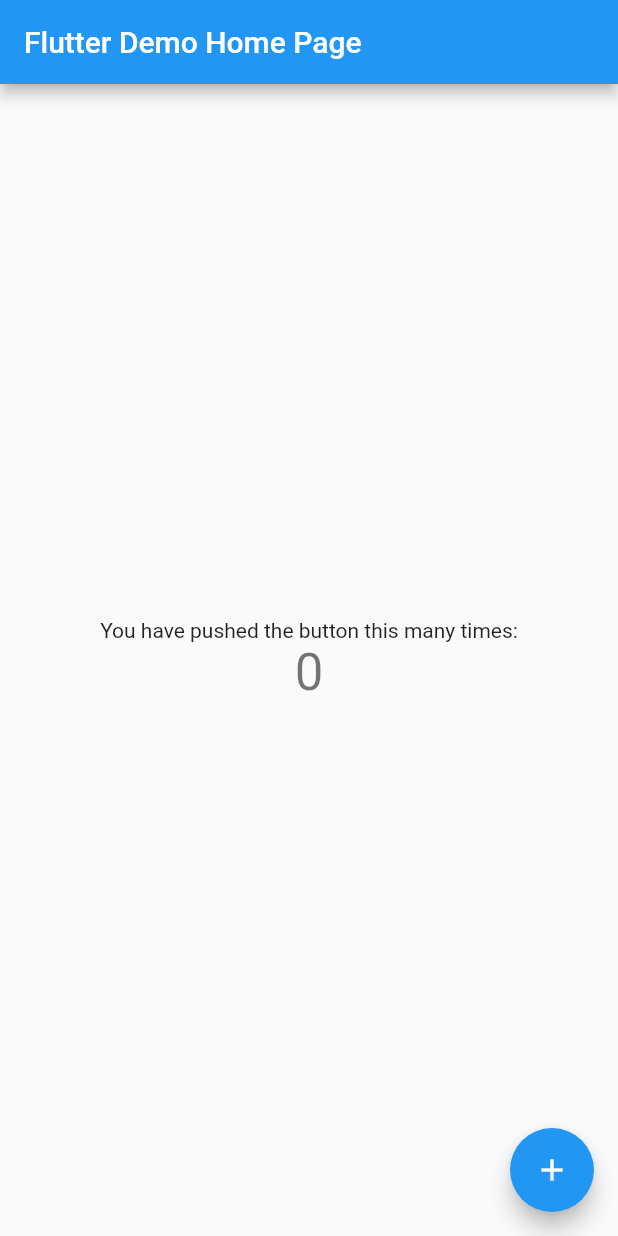
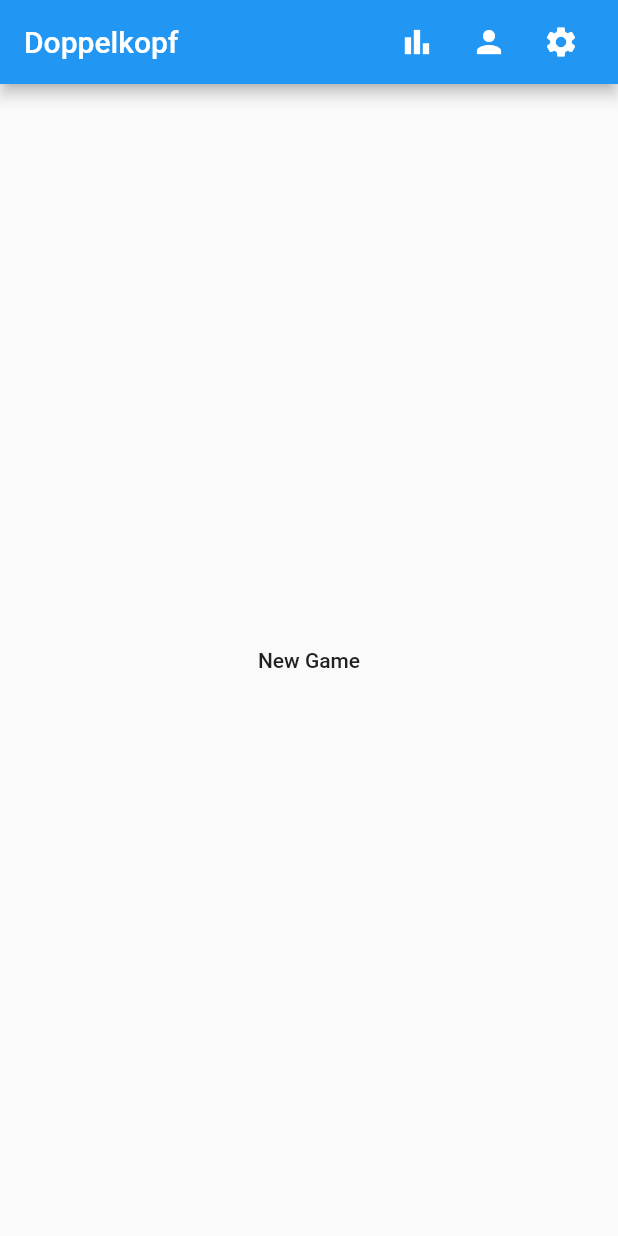
Before and after one commit to JonasKleinebecker/Doppelkopf-App, a Flutter app: the screen it shows after launch, on a phone screen of 412 x 824 dp. Run offline on Flutter 3.47's test engine with Material 2 defaults, Android fonts, the phone set to English and light mode, and no system bars.

Commit message:
Initial Creation: main.dart, Home Page, startGame Page.

```diff
--- a/lib/main.dart
+++ b/lib/main.dart
@@ -1,113 +1,11 @@
 import 'package:flutter/material.dart';
-
-void main() {
-  runApp(MyApp());
-}
-
-class MyApp extends StatelessWidget {
-  // This widget is the root of your application.
-  @override
-  Widget build(BuildContext context) {
-    return MaterialApp(
-      title: 'Flutter Demo',
-      theme: ThemeData(
-        // This is the theme of your application.
-        //
-        // Try running your application with "flutter run". You'll see the
-        // application has a blue toolbar. Then, without quitting the app, try
-        // changing the primarySwatch below to Colors.green and then invoke
-        // "hot reload" (press "r" in the console where you ran "flutter run",
-        // or simply save your changes to "hot reload" in a Flutter IDE).
-        // Notice that the counter didn't reset back to zero; the application
-        // is not restarted.
-        primarySwatch: Colors.blue,
-      ),
-      home: MyHomePage(title: 'Flutter Demo Home Page'),
-    );
-  }
-}
-
-class MyHomePage extends StatefulWidget {
-  MyHomePage({Key key, this.title}) : super(key: key);
-
-  // This widget is the home page of your application. It is stateful, meaning
-  // that it has a State object (defined below) that contains fields that affect
-  // how it looks.
-
-  // This class is the configuration for the state. It holds the values (in this
-  // case the title) provided by the parent (in this case the App widget) and
-  // used by the build method of the State. Fields in a Widget subclass are
-  // always marked "final".
-
-  final String title;
-
-  @override
-  _MyHomePageState createState() => _MyHomePageState();
-}
-
-class _MyHomePageState extends State<MyHomePage> {
-  int _counter = 0;
-
-  void _incrementCounter() {
-    setState(() {
-      // This call to setState tells the Flutter framework that something has
-      // changed in this State, which causes it to rerun the build method below
-      // so that the display can reflect the updated values. If we changed
-      // _counter without calling setState(), then the build method would not be
-      // called again, and so nothing would appear to happen.
-      _counter++;
-    });
-  }
-
-  @override
-  Widget build(BuildContext context) {
-    // This method is rerun every time setState is called, for instance as done
-    // by the _incrementCounter method above.
-    //
-    // The Flutter framework has been optimized to make rerunning build methods
-    // fast, so that you can just rebuild anything that needs updating rather
-    // than having to individually change instances of widgets.
-    return Scaffold(
-      appBar: AppBar(
-        // Here we take the value from the MyHomePage object that was created by
-        // the App.build method, and use it to set our appbar title.
-        title: Text(widget.title),
-      ),
-      body: Center(
-        // Center is a layout widget. It takes a single child and positions it
-        // in the middle of the parent.
-        child: Column(
-          // Column is also a layout widget. It takes a list of children and
-          // arranges them vertically. By default, it sizes itself to fit its
-          // children horizontally, and tries to be as tall as its parent.
-          //
-          // Invoke "debug painting" (press "p" in the console, choose the
-          // "Toggle Debug Paint" action from the Flutter Inspector in Android
-          // Studio, or the "Toggle Debug Paint" command in Visual Studio Code)
-          // to see the wireframe for each widget.
-          //
-          // Column has various properties to control how it sizes itself and
-          // how it positions its children. Here we use mainAxisAlignment to
-          // center the children vertically; the main axis here is the vertical
-          // axis because Columns are vertical (the cross axis would be
-          // horizontal).
-          mainAxisAlignment: MainAxisAlignment.center,
-          children: <Widget>[
-            Text(
-              'You have pushed the button this many times:',
-            ),
-            Text(
-              '$_counter',
-              style: Theme.of(context).textTheme.headline4,
-            ),
-          ],
-        ),
-      ),
-      floatingActionButton: FloatingActionButton(
-        onPressed: _incrementCounter,
-        tooltip: 'Increment',
-        child: Icon(Icons.add),
-      ), // This trailing comma makes auto-formatting nicer for build methods.
-    );
-  }
-}
+import 'package:doppelkopf/pages/home.dart';
+import 'package:doppelkopf/pages/startGame.dart';
+void main() => runApp(MaterialApp(
+  initialRoute: "/home",
+  routes: {
+    "/home": (context) => Home(),
+    "/startGame": (context) => StartGame(),
+  },
+  )
+);
--- /dev/null
+++ b/lib/pages/home.dart
@@ -0,0 +1,37 @@
+import 'package:flutter/material.dart';
+
+class Home extends StatelessWidget {
+  @override
+  Widget build(BuildContext context) {
+    return MaterialApp(
+        home: Scaffold(
+            appBar: AppBar(
+              title: Text("Doppelkopf"),
+              actions: <Widget>[
+                IconButton(icon: Icon(Icons.bar_chart), onPressed: () {}),
+                IconButton(icon: Icon(Icons.person), onPressed: () {}),
+                Padding(
+                  padding: const EdgeInsets.fromLTRB(0, 0, 14, 0),
+                  child:
+                      IconButton(icon: Icon(Icons.settings), onPressed: () {}),
+                )
+              ],
+            ),
+            body: Column(
+              mainAxisAlignment: MainAxisAlignment.center,
+              children: [
+                Center(
+                  child: TextButton(
+                    onPressed: () {
+                      Navigator.pushNamed(context, "/startGame");
+                    },
+                    child: Text("New Game",
+                        style: TextStyle(
+                          color: Colors.grey[900],
+                        )),
+                  ),
+                )
+              ],
+            )));
+  }
+}
```
Also changed, not shown: lib/pages/startGame.dart (added, +31 -0 lines), pubspec.lock, 2 other files.
